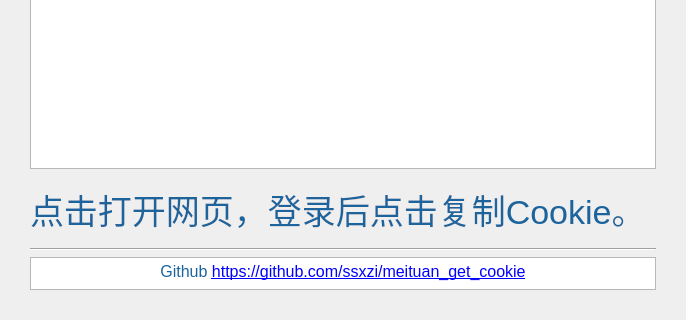
First picture: the form in src/meituan.ui, repository ssxzi/meituan_get_cookie, before the edit; both pictures show x 0 to 686 and y 227 to 547 of the 686 by 547 pixel window.
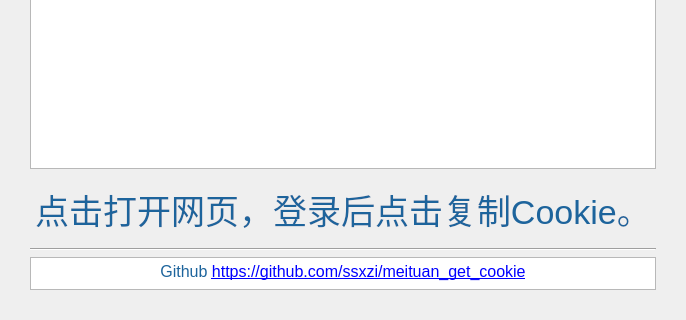
Second picture: the form after the edit.

```diff
--- a/src/meituan.ui
+++ b/src/meituan.ui
@@ -83,6 +83,9 @@
        <property name="text">
         <string>点击打开网页，登录后点击复制Cookie。</string>
        </property>
+       <property name="alignment">
+        <set>Qt::AlignCenter</set>
+       </property>
       </widget>
      </item>
     </layout>
```
